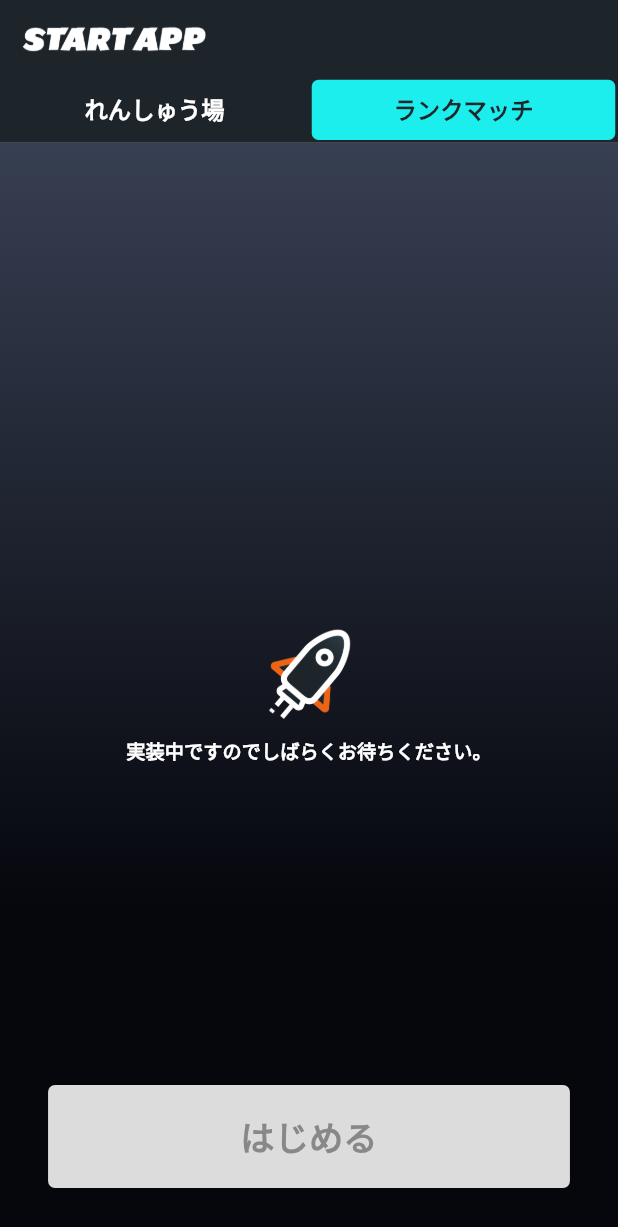
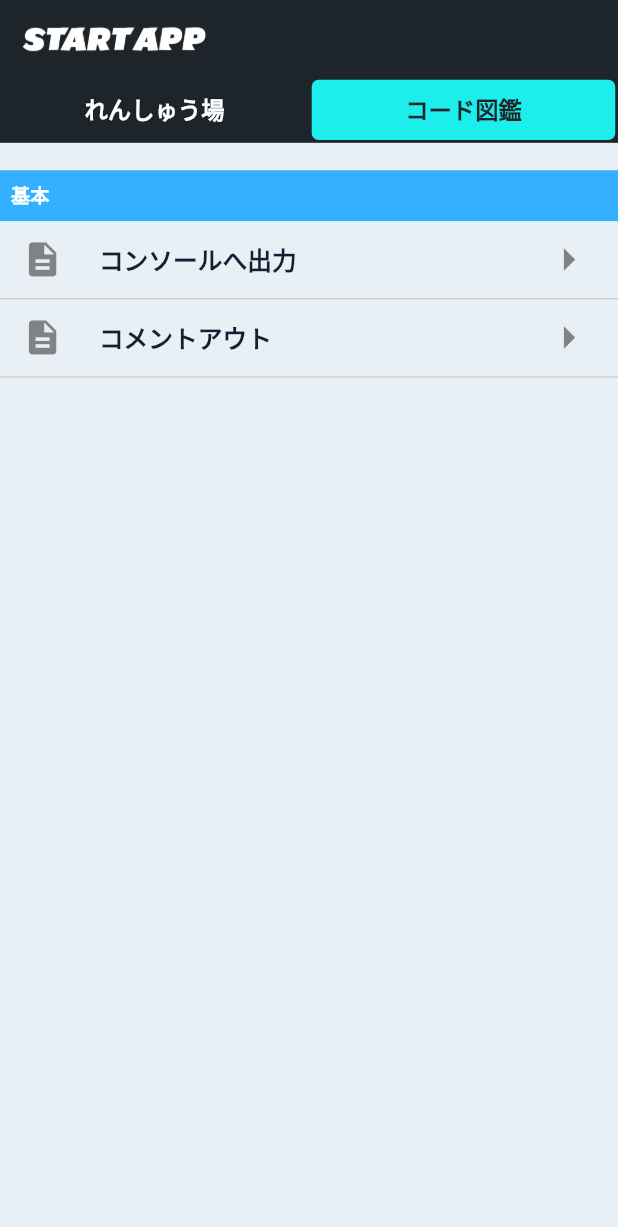
Before and after one commit to FukuyamaHoshi/Debug_app, a Flutter app: the screen it shows after launch, tab 2 chosen, on a phone screen of 412 x 824 dp. Shown: the top 1227 px of the screen. Run offline on Flutter 3.47's test engine with Material 2 defaults, Android fonts, the phone set to English and light mode, and no system bars; our stand-ins replace auto_size_text, cloud_firestore, device_preview, firebase_core, from_css_color, google_fonts and 3 more; missing offline and left inert: highlight_text; accounts and stored records are empty.

Commit message:
create picture book page UI, change floating button to normal button in home page

```diff
--- a/lib/main.dart
+++ b/lib/main.dart
@@ -8,6 +8,7 @@ import 'package:firebase_core/firebase_core.dart';
 import 'firebase_options.dart';
 import 'models/core_model.dart';
 import 'models/indicator_model.dart';
+import 'models/picture_book_model.dart';
 import 'models/time_model.dart';
 
 void main() async {
@@ -38,7 +39,9 @@ class MyApp extends StatelessWidget {
         ChangeNotifierProvider<CoreModel>(create: (context) => CoreModel()),
         ChangeNotifierProvider<TimeModel>(create: (context) => TimeModel()),
         ChangeNotifierProvider<IndicatorModel>(
-            create: (context) => IndicatorModel())
+            create: (context) => IndicatorModel()),
+        ChangeNotifierProvider<PictureBookModel>(
+            create: (context) => PictureBookModel())
       ],
       child: MaterialApp(
         // プレビュー機能
--- a/lib/models/core_model.dart
+++ b/lib/models/core_model.dart
@@ -40,10 +40,6 @@ class CoreModel with ChangeNotifier {
   // 永続化するデータ
   int playCount = 0; // プレイ数
   String averageCorrectRate = "--"; // 平均正答率
-  // ホーム画面
-  int isHomeButton = 0; // ホームボタンを利用可能にするか(0 or 1)
-  List<String> homeButtonColors = ['#EC6517', "#DCDCDC"]; // ホームボタン色
-  List<String> homeButtonTextColors = ['#FFFFFF', "#888888"]; // ホームボタンテキスト色
 
   // ****************************************************
   // もんだいの設定
@@ -424,15 +420,4 @@ class CoreModel with ChangeNotifier {
 
     notifyListeners(); // UI更新
   }
-
-  // ホームボタンを利用か不可にする
-  void toggleHomeButton(bool on) {
-    if (on) {
-      isHomeButton = 0;
-    } else {
-      isHomeButton = 1;
-    }
-
-    notifyListeners(); // UI更新
-  }
 }
--- /dev/null
+++ b/lib/models/picture_book_model.dart
@@ -0,0 +1,6 @@
+import 'package:flutter/cupertino.dart';
+
+// コード図鑑
+class PictureBookModel with ChangeNotifier {
+  List<String> titles = ["コンソールへ出力", "コメントアウト"]; // タイトル
+}
--- a/lib/views/home_page.dart
+++ b/lib/views/home_page.dart
@@ -1,3 +1,5 @@
+import 'package:debug_app/models/picture_book_model.dart';
+import 'package:debug_app/views/picture_book_page.dart';
 import 'package:debug_app/views/question_page.dart';
 import 'package:flutter/material.dart';
 import 'package:from_css_color/from_css_color.dart';
@@ -55,7 +57,7 @@ class HomePage extends StatelessWidget {
               ),
               Tab(
                 child: Text(
-                  'ランクマッチ',
+                  'コード図鑑',
                   style: GoogleFonts.notoSans(
                       textStyle: const TextStyle(
                     fontSize: 17,
@@ -64,30 +66,17 @@ class HomePage extends StatelessWidget {
                 ),
               ),
             ],
-            onTap: (int i) {
-              // ホームボタンの色を切り替える
-              if (i == 0) {
-                context.read<CoreModel>().toggleHomeButton(true);
-              } else {
-                context.read<CoreModel>().toggleHomeButton(false);
-              }
-            },
           ),
           backgroundColor: fromCssColor('#1D252B'),
           elevation: 0,
           automaticallyImplyLeading: false, // もどるボタンを許可しない
         ),
-        body: TabBarView(
-            physics: const NeverScrollableScrollPhysics(),
-            children: [
+        body: TabBarView(children: [
           // れんしゅう画面
           Container(
             decoration: BoxDecoration(
               gradient: LinearGradient(
-                      colors: [
-                        fromCssColor('#DFE6F1'),
-                        fromCssColor('#99B1D3')
-                      ],
+                  colors: [fromCssColor('#DFE6F1'), fromCssColor('#99B1D3')],
                   begin: Alignment.topRight,
                   end: Alignment.bottomLeft,
                   stops: const [0.1, 1]),
@@ -102,16 +91,25 @@ class HomePage extends StatelessWidget {
                   width: double.infinity,
                   color: fromCssColor('#1D252B'),
                   alignment: Alignment.centerLeft,
-                      child: Padding(
-                        padding: const EdgeInsets.only(left: 20.0),
-                        child: Text(
-                          'Player',
+                  child: Row(
+                    children: [
+                      Padding(
+                        padding: const EdgeInsets.only(left: 10, right: 10),
+                        child: Icon(
+                          Icons.code,
+                          color: fromCssColor('#C7C7C7'),
+                          size: 30,
+                        ),
+                      ),
+                      Text(
+                        'for JavaScript',
                         style: GoogleFonts.notoSans(
                             textStyle: const TextStyle(
                                 fontSize: 20,
                                 fontWeight: FontWeight.bold,
                                 color: Colors.white)),
                       ),
+                    ],
                   ),
                 ),
                 const Padding(padding: EdgeInsets.only(top: 20)),
@@ -230,8 +228,7 @@ class HomePage extends StatelessWidget {
                         ),
                         const Padding(padding: EdgeInsets.only(top: 10)),
                         Text(
-                              context.select(
-                                  (CoreModel c) => c.averageCorrectRate),
+                          context.select((CoreModel c) => c.averageCorrectRate),
                           style: GoogleFonts.notoSans(
                               textStyle: TextStyle(
                                   fontSize: 33,
@@ -377,77 +374,25 @@ class HomePage extends StatelessWidget {
                           ),
                         ),
                       ]),
-                    )
-                  ],
                 ),
-              ),
-              // ランクマッチ画面
-              Container(
-                decoration: BoxDecoration(
-                  gradient: LinearGradient(
-                      colors: [
-                        fromCssColor('#373F52'),
-                        fromCssColor('#06070D')
-                      ],
-                      begin: Alignment.topCenter,
-                      end: Alignment.bottomCenter,
-                      stops: const [0, 0.7]),
-                ),
-                child: Center(
-                  child: Column(mainAxisSize: MainAxisSize.min, children: [
-                    SizedBox(
-                        width: 90,
-                        height: 90,
-                        child: Image.asset(
-                          'images/alpa_icon.png',
-                          fit: BoxFit.contain,
-                        )),
-                    Text(
-                      '実装中ですのでしばらくお待ちください。',
-                      style: GoogleFonts.notoSans(
-                          textStyle: const TextStyle(
-                              fontSize: 14,
-                              fontWeight: FontWeight.bold,
-                              color: Colors.white)),
-                    )
-                  ]),
-                ),
-              )
-            ]),
-
-        // ボタン
-        floatingActionButtonLocation: FloatingActionButtonLocation.centerDocked,
-        floatingActionButton: Padding(
-          padding: const EdgeInsets.only(bottom: 35),
-          child: SizedBox(
-            height: 75,
-            width: 380,
-            child: TextButton(
+                const Padding(padding: EdgeInsets.only(bottom: 50)),
+                // 問題開始ボタン
+                TextButton(
                   style: TextButton.styleFrom(
-                backgroundColor: fromCssColor(
-                    context.read<CoreModel>().homeButtonColors[
-                        context.select((CoreModel c) => c.isHomeButton)]),
+                      backgroundColor: fromCssColor('#EC6517'),
                       shape: RoundedRectangleBorder(
                         borderRadius: BorderRadius.circular(5),
                       ),
-              ),
+                      fixedSize: const Size(387, 65)),
                   child: Text(
                     'はじめる',
                     style: GoogleFonts.notoSans(
-                    textStyle: TextStyle(
+                        textStyle: const TextStyle(
                             fontSize: 25,
                             fontWeight: FontWeight.bold,
-                        color: fromCssColor(context
-                                .read<CoreModel>()
-                                .homeButtonTextColors[
-                            context.select((CoreModel c) => c.isHomeButton)]))),
+                            color: Colors.white)),
                   ),
                   onPressed: () async {
-                // ホームボタンが利用不可の時、
-                if (context.read<CoreModel>().isHomeButton == 1) {
-                  return;
-                }
-
                     // もんだい数をリセット
                     context.read<CoreModel>().resetQuestion();
                     // Firebaseからデータ数を取得
@@ -482,9 +427,76 @@ class HomePage extends StatelessWidget {
                       );
                     }
                   },
+                )
+              ],
+            ),
+          ),
+          // コード図鑑画面
+          Container(
+            color: fromCssColor('#E8EFF5'),
+            child: Column(children: [
+              const Padding(padding: EdgeInsets.only(top: 20)),
+              // 基本ラベル
+              Container(
+                color: fromCssColor('#33B0FF'),
+                width: double.infinity,
+                child: Padding(
+                  padding: const EdgeInsets.all(8.0),
+                  child: Text(
+                    '基本',
+                    style: GoogleFonts.notoSans(
+                        textStyle: const TextStyle(
+                            fontSize: 14,
+                            fontWeight: FontWeight.bold,
+                            color: Colors.white)),
                   ),
                 ),
               ),
+              // タイトルリスト
+              Expanded(
+                child: ListView.builder(
+                  itemCount: context.read<PictureBookModel>().titles.length,
+                  itemBuilder: (BuildContext context, int index) {
+                    return Container(
+                      decoration: BoxDecoration(
+                        border: Border(
+                          bottom: BorderSide(color: fromCssColor('#CCCCCC')),
+                        ),
+                      ),
+                      child: ListTile(
+                          title: Text(
+                            context.read<PictureBookModel>().titles[index],
+                            style: GoogleFonts.notoSans(
+                                textStyle: TextStyle(
+                                    fontSize: 18,
+                                    fontWeight: FontWeight.bold,
+                                    color: fromCssColor('#191D33'))),
+                          ),
+                          leading: const Icon(
+                            Icons.description,
+                            size: 30,
+                          ),
+                          trailing: const Icon(
+                            Icons.arrow_right,
+                            size: 40,
+                          ),
+                          onTap: () {
+                            // コード図鑑の内容
+                            Navigator.push(
+                              context,
+                              MaterialPageRoute(
+                                  builder: (context) => PictureBookPage(
+                                        index: index,
+                                      )),
+                            );
+                          }),
+                    );
+                  },
+                ),
+              )
+            ]),
+          )
+        ]),
       ),
     );
   }
--- a/lib/views/question_page.dart
+++ b/lib/views/question_page.dart
@@ -185,12 +185,12 @@ class QuestionPage extends StatelessWidget {
                 );
               },
               child: Text(
-                'もどる',
+                'おわる',
                 style: GoogleFonts.notoSans(
-                    textStyle: TextStyle(
+                    textStyle: const TextStyle(
                         fontSize: 19,
                         fontWeight: FontWeight.bold,
-                        color: fromCssColor('#ffffff'))),
+                        color: Colors.white)),
               ),
             ),
           )
```
Also changed, not shown: lib/views/picture_book_page.dart (added, +172 -0 lines). Lines whose indentation alone changed are shown as unchanged.
